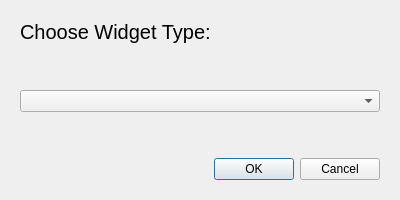
Above: mqtt_sub/addwidgetdialog.ui from danylo-nevidomiy/MqttClient before the change. Below: the same form after it.
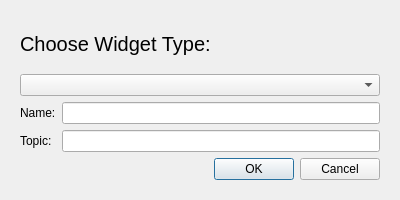
That is the form after the change.

Commit message: Widgets list added, name & topic to indicator added

Diff of the .ui file:
```diff
--- a/mqtt_sub/addwidgetdialog.ui
+++ b/mqtt_sub/addwidgetdialog.ui
@@ -33,34 +33,32 @@
          </property>
         </widget>
        </item>
-       <item>
-        <spacer name="verticalSpacer_2">
-         <property name="orientation">
-          <enum>Qt::Vertical</enum>
-         </property>
-         <property name="sizeHint" stdset="0">
-          <size>
-           <width>20</width>
-           <height>40</height>
-          </size>
-         </property>
-        </spacer>
-       </item>
        <item>
         <widget class="QComboBox" name="comboBox"/>
        </item>
        <item>
-        <spacer name="verticalSpacer">
-         <property name="orientation">
-          <enum>Qt::Vertical</enum>
-         </property>
-         <property name="sizeHint" stdset="0">
-          <size>
-           <width>20</width>
-           <height>40</height>
-          </size>
-         </property>
-        </spacer>
+        <layout class="QFormLayout" name="formLayout">
+         <item row="0" column="0">
+          <widget class="QLabel" name="label_name">
+           <property name="text">
+            <string>Name:</string>
+           </property>
+          </widget>
+         </item>
+         <item row="1" column="0">
+          <widget class="QLabel" name="label_topic">
+           <property name="text">
+            <string>Topic:</string>
+           </property>
+          </widget>
+         </item>
+         <item row="0" column="1">
+          <widget class="QLineEdit" name="lineEditName"/>
+         </item>
+         <item row="1" column="1">
+          <widget class="QLineEdit" name="lineEditTopic"/>
+         </item>
+        </layout>
        </item>
        <item>
         <widget class="QDialogButtonBox" name="buttonBox">
```
The commit also changes 10 other files.
